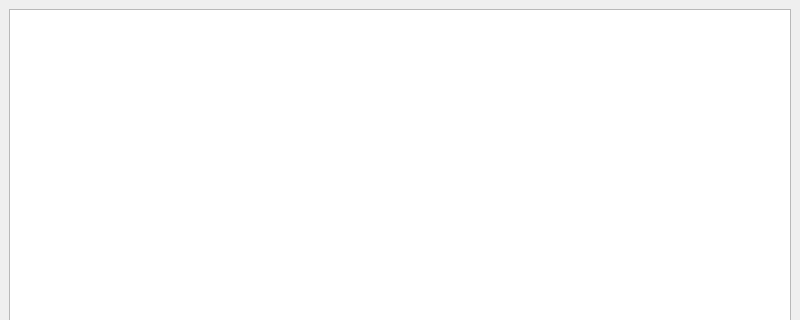
First picture: the form in src/gui/mainwindow.ui, repository grotsztaksel/ArcherAssistant, before the edit; both pictures show x 0 to 800 and y 0 to 320 of the 800 by 600 pixel window.
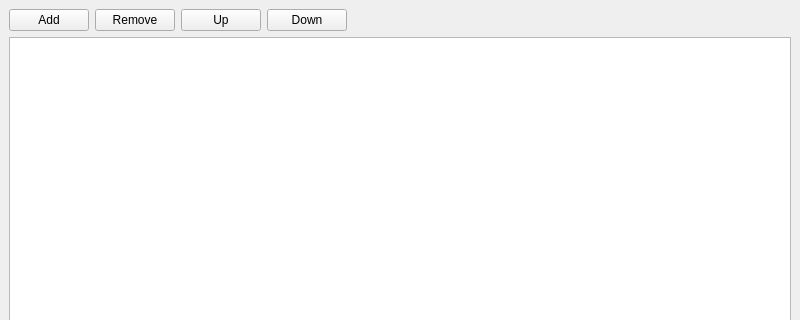
Second picture: the form after the edit.

Commit message: GUI: Add GUI options to add node

The edit to the form file:
```diff
--- a/src/gui/mainwindow.ui
+++ b/src/gui/mainwindow.ui
@@ -15,6 +15,51 @@
   </property>
   <widget class="QWidget" name="centralwidget">
    <layout class="QVBoxLayout" name="verticalLayout">
+    <item>
+     <layout class="QHBoxLayout" name="horizontalLayout">
+      <item>
+       <widget class="QPushButton" name="addButton">
+        <property name="text">
+         <string>Add</string>
+        </property>
+       </widget>
+      </item>
+      <item>
+       <widget class="QPushButton" name="removeButton">
+        <property name="text">
+         <string>Remove</string>
+        </property>
+       </widget>
+      </item>
+      <item>
+       <widget class="QPushButton" name="upButton">
+        <property name="text">
+         <string>Up</string>
+        </property>
+       </widget>
+      </item>
+      <item>
+       <widget class="QPushButton" name="downButton">
+        <property name="text">
+         <string>Down</string>
+        </property>
+       </widget>
+      </item>
+      <item>
+       <spacer name="horizontalSpacer">
+        <property name="orientation">
+         <enum>Qt::Horizontal</enum>
+        </property>
+        <property name="sizeHint" stdset="0">
+         <size>
+          <width>40</width>
+          <height>20</height>
+         </size>
+        </property>
+       </spacer>
+      </item>
+     </layout>
+    </item>
     <item>
      <widget class="QTreeView" name="treeView"/>
     </item>
```
Left out of the diff: 4 changed lines with no effect on the pictures. The commit also changes 2 other files.
